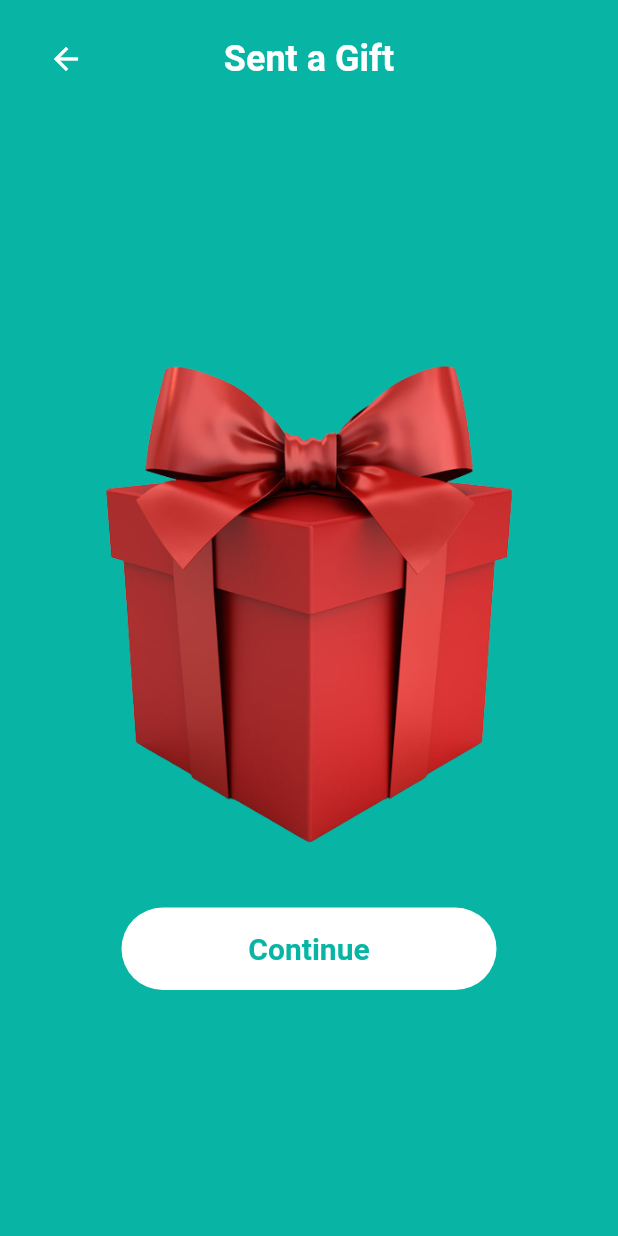
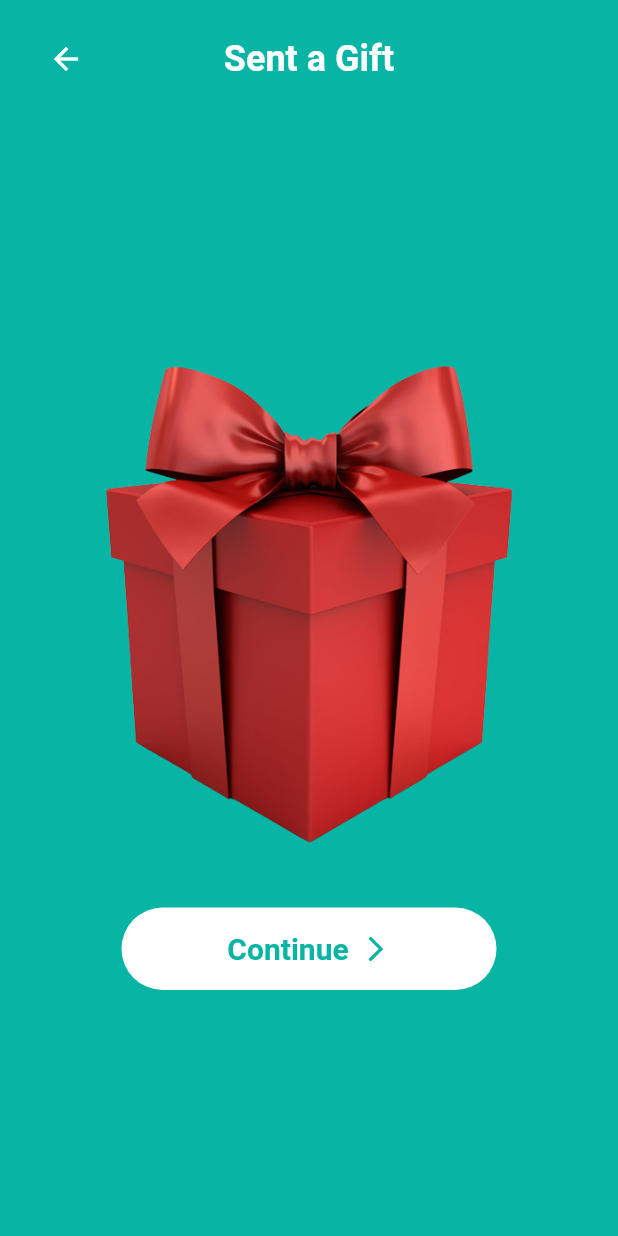
Before and after one commit to sanjaycp450-boop/FLUTTER-APPLICATION11, a Flutter app: the GiftPage screen opened directly, on a phone screen of 412 x 824 dp. Run offline on Flutter 3.47's test engine with Material 3 defaults, Android fonts, the phone set to English and light mode, and no system bars; our stand-ins replace flutter_slidable.

Commit message:
change sent_gift page

```diff
--- a/lib/gift.dart
+++ b/lib/gift.dart
@@ -13,26 +13,24 @@ class _GiftPageState extends State<GiftPage> {
   @override
   Widget build(BuildContext context) {
     return Scaffold(
-      backgroundColor: const Color(0xFF08B5A5),
+      backgroundColor: Color(0xFF08B5A5),
 
       body: SafeArea(
         child: Column(
           children: [
             // Top bar
             Padding(
-              padding: const EdgeInsets.symmetric(horizontal: 20, vertical: 15),
+              padding: EdgeInsets.symmetric(horizontal: 20, vertical: 15),
               child: Row(
                 children: [
                   IconButton(
                     onPressed: () {
-                      Navigator.of(context).push(
-                        MaterialPageRoute(builder: (context) => Sentgift()),
-                      );
+                      Navigator.pop(context);
                     },
-                    icon: const Icon(Icons.arrow_back, color: Colors.white),
+                    icon: Icon(Icons.arrow_back, color: Colors.white),
                   ),
 
-                  const Expanded(
+                  Expanded(
                     child: Center(
                       child: Text(
                         "Sent a Gift",
@@ -45,13 +43,14 @@ class _GiftPageState extends State<GiftPage> {
                     ),
                   ),
 
-                  const SizedBox(width: 48),
+                  SizedBox(width: 48),
                 ],
               ),
             ),
 
-            const Spacer(),
+            Spacer(),
 
+            // Image
             Image.asset(
               'assets/image/c00a1887d3c86fccca8d6baa0b3cb5be7839874e.png',
               width: 273,
@@ -59,26 +58,38 @@ class _GiftPageState extends State<GiftPage> {
               fit: BoxFit.contain,
             ),
 
-            const SizedBox(height: 40), // Continue button
+            SizedBox(height: 40),
             SizedBox(
               width: 250,
               height: 55,
               child: ElevatedButton(
                 onPressed: () {
-                  // Continue button action
+                  Navigator.push(
+                    context,
+                    MaterialPageRoute(builder: (context) => Sentgift()),
+                  );
                 },
                 style: ElevatedButton.styleFrom(
                   backgroundColor: Colors.white,
-                  foregroundColor: const Color(0xFF08B5A5),
+                  foregroundColor: Color(0xFF08B5A5),
                   elevation: 0,
                   shape: RoundedRectangleBorder(
                     borderRadius: BorderRadius.circular(30),
                   ),
                 ),
-                child: const Text(
+                child: Row(
+                  mainAxisAlignment: MainAxisAlignment.center,
+                  children: [
+                    Text(
                   "Continue",
                   style: TextStyle(
-                    fontSize: 20, fontWeight: FontWeight.bold),
+                        fontSize: 20,
+                        fontWeight: FontWeight.bold,
+                      ),
+                    ),
+                    SizedBox(width: 8),
+                    Icon(Icons.arrow_forward_ios, size: 20),
+                  ],
                 ),
               ),
             ),
--- a/lib/sent_gift.dart
+++ b/lib/sent_gift.dart
@@ -141,7 +141,7 @@ class _SentgiftState extends State<Sentgift> {
                         ),
                       SizedBox(width: 12),
                          Text(
-                          "0",
+                          "000",
                           style: TextStyle(
                             fontSize: 25,
                             fontWeight: FontWeight.w500,
@@ -164,7 +164,7 @@ class _SentgiftState extends State<Sentgift> {
                 child: Column(
                   crossAxisAlignment: CrossAxisAlignment.start,
                   children: [
-                    // VIP Package title
+
                     Text(
                       'VIP Package',
                       style: TextStyle(
```
